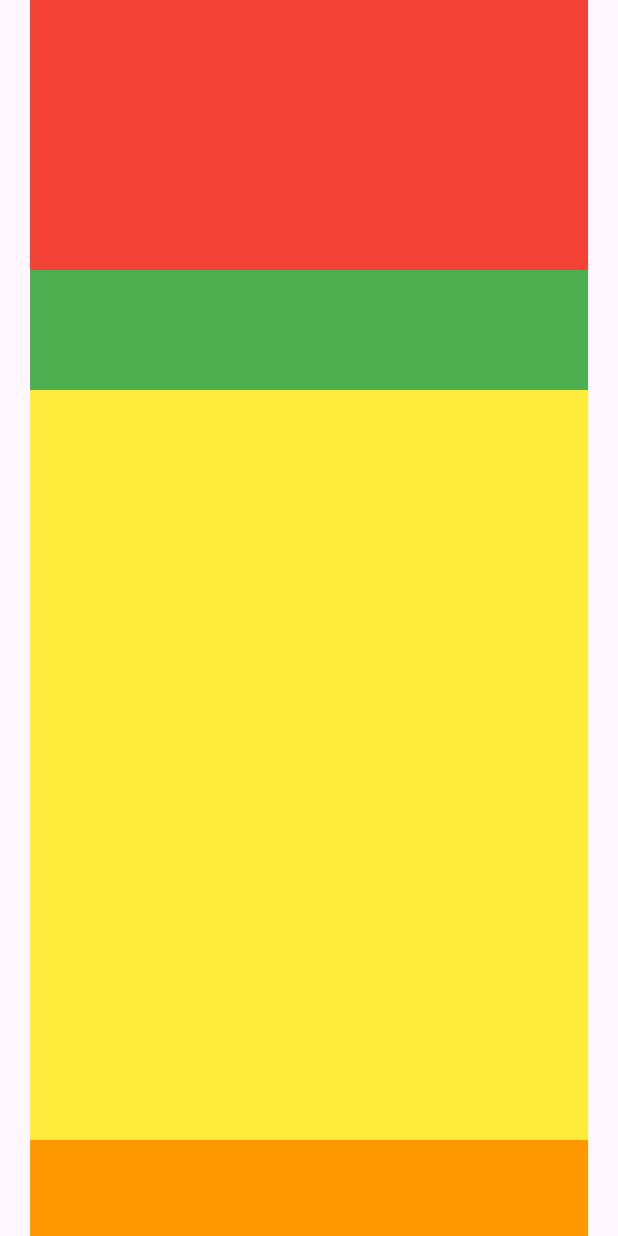
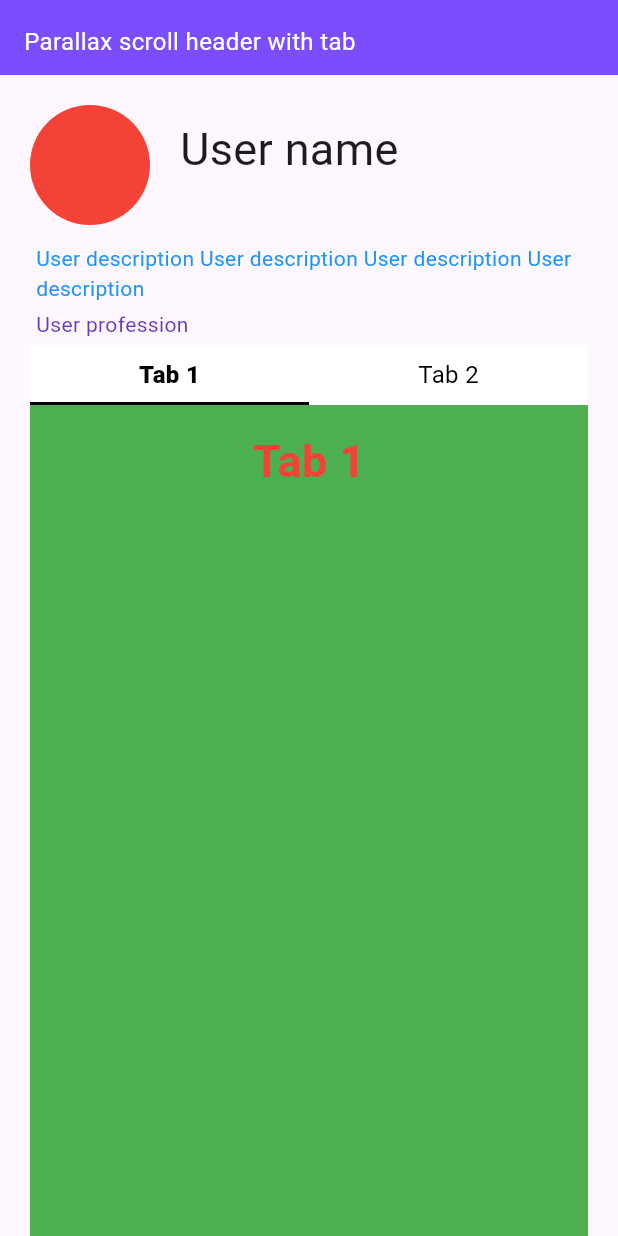
Before and after one commit to msgaba/Parallax-Scrolling-Header-with-Tab, a Flutter app: the screen it shows after launch, on a phone screen of 412 x 824 dp. Run offline on Flutter 3.47's test engine with Material 3 defaults, Android fonts, the phone set to English and light mode, and no system bars.

Commit message:
- minor ui fixes

```diff
--- a/lib/home.dart
+++ b/lib/home.dart
@@ -10,6 +10,11 @@ class Home extends StatefulWidget {
 class _HomeState extends State<Home> {
   final ScrollController _scrollController = ScrollController();
   double offset = 0.0;
+  int selectedTab = 0;
+  final double appBarHeight = 50;
+  final double profileHeight = 180;
+  final double tabLayoutHeight = 40;
+  final double tabHeight = 1000;
 
   @override
   void initState() {
@@ -22,9 +27,9 @@ class _HomeState extends State<Home> {
 
   @override
   Widget build(BuildContext context) {
-    return Material(
-        child: SafeArea(
-            child: Stack(
+    return Material(child: SafeArea(child: LayoutBuilder(
+      builder: (context, constraint) {
+        return Stack(
           children: [
             SingleChildScrollView(
               controller: _scrollController,
@@ -33,38 +38,178 @@ class _HomeState extends State<Home> {
                 child: Column(
                   children: [
                     Container(
-                                      height: 180,
-                                      color: Colors.red,
+                      height: appBarHeight,
+                      color: Colors.transparent,
+                    ),
+                    profile(constraint.maxWidth),
+                    Container(
+                      height: tabLayoutHeight,
+                      color: selectedTab == 0 ? Colors.green : Colors.yellow,
                     ),
                     Container(
-                                      height: 80,
-                                      color: Colors.yellow,
+                      height: tabHeight,
+                      width: constraint.maxWidth,
+                      color: selectedTab == 0 ? Colors.green : Colors.yellow,
+                      child: Align(
+                          alignment: Alignment.topCenter,
+                          child: Padding(
+                            padding: const EdgeInsets.only(top: 16),
+                            child: Text(
+                              "Tab ${selectedTab + 1}",
+                              style: const TextStyle(
+                                  color: Colors.red,
+                                  fontSize: 30,
+                                  fontWeight: FontWeight.w600),
                             ),
-                                    Container(
-                                      height: 500,
-                                      color: Colors.yellow,
-                                    ),
-                                    Container(
-                                      height: 500,
-                                      color: Colors.orange,
-                                    ),
-                                    Container(
-                                      height: 500,
-                                      color: Colors.blue,
-                                    ),
+                          )),
+                    )
                   ],
                 ),
               ),
             ),
             Padding(
-                  padding: EdgeInsets.only(top: 180 - offset >= 0 ? 180 - offset : 0, left: 20, right: 20),
+              padding: EdgeInsets.only(top: topMargin(), left: 20, right: 20),
+              child: tabLayout(constraint.maxWidth),
+            ),
+            Container(
+              padding: const EdgeInsets.all(16),
+              height: appBarHeight,
+              width: constraint.maxWidth,
+              color: Colors.deepPurpleAccent,
+              child: const Text(
+                "Parallax scroll header with tab",
+                style: TextStyle(color: Colors.white, fontSize: 16),
+              ),
+            ),
+          ],
+        );
+      },
+    )));
+  }
+
+  Widget profile(double width) {
+    return SizedBox(
+      height: profileHeight,
+      width: width,
+      child: Padding(
+        padding: const EdgeInsets.only(top: 20),
+        child: Column(
+          crossAxisAlignment: CrossAxisAlignment.start,
+          children: [
+            Row(
+              crossAxisAlignment: CrossAxisAlignment.start,
+              children: [
+                Container(
+                  height: 80,
+                  width: 80,
+                  decoration: const BoxDecoration(
+                      shape: BoxShape.circle, color: Colors.red),
+                ),
+                const SizedBox(
+                  width: 16,
+                ),
+                const Padding(
+                  padding: EdgeInsets.only(top: 8.0, left: 4),
+                  child: Text(
+                    "User name",
+                    style: TextStyle(fontSize: 30),
+                  ),
+                ),
+              ],
+            ),
+            const Padding(
+              padding: EdgeInsets.only(top: 12, left: 4),
+              child: Text(
+                "User description User description User description User description",
+                style: TextStyle(color: Colors.blue, fontSize: 14),
+              ),
+            ),
+            const Padding(
+              padding: EdgeInsets.only(top: 4, left: 4),
+              child: Text(
+                "User profession",
+                style: TextStyle(color: Colors.deepPurple, fontSize: 14),
+              ),
+            ),
+          ],
+        ),
+      ),
+    );
+  }
+
+  Widget tabLayout(double width) {
+    return Container(
+      child: Row(
+        children: [
+          GestureDetector(
+            onTap: () {
+              setState(() {
+                selectedTab = 0;
+              });
+            },
             child: Container(
-                    height: 80,
-                    color: Colors.green,
-                  ),
+                height: tabLayoutHeight,
+                width: (width - 40) / 2,
+                color: isStuckOnTop() ? Colors.deepPurpleAccent : Colors.white,
+                padding: const EdgeInsets.only(top: 8),
+                child: Column(
+                  mainAxisAlignment: MainAxisAlignment.spaceBetween,
+                  children: [
+                    Text("Tab 1",
+                        style: TextStyle(
+                            color: isStuckOnTop() ? Colors.white : Colors.black,
+                            fontSize: 16,
+                            fontWeight: selectedTab == 0
+                                ? FontWeight.w800
+                                : FontWeight.w400)),
+                    Divider(
+                      color: selectedTab == 0
+                          ? isStuckOnTop()
+                              ? Colors.white
+                              : Colors.black
+                          : Colors.transparent,
+                      height: 0,
+                      thickness: 2,
                     )
                   ],
-            )));
+                )),
+          ),
+          GestureDetector(
+            onTap: () {
+              setState(() {
+                selectedTab = 1;
+              });
+            },
+            child: Container(
+                height: tabLayoutHeight,
+                width: (width - 40) / 2,
+                color: isStuckOnTop() ? Colors.deepPurpleAccent : Colors.white,
+                padding: const EdgeInsets.only(top: 8),
+                child: Column(
+                  mainAxisAlignment: MainAxisAlignment.spaceBetween,
+                  children: [
+                    Text("Tab 2",
+                        style: TextStyle(
+                            color: isStuckOnTop() ? Colors.white : Colors.black,
+                            fontSize: 16,
+                            fontWeight: selectedTab == 1
+                                ? FontWeight.w800
+                                : FontWeight.w400)),
+                    Divider(
+                      color: selectedTab == 1
+                          ? isStuckOnTop()
+                              ? Colors.white
+                              : Colors.black
+                          : Colors.transparent,
+                      height: 0,
+                      thickness: 2,
+                    )
+                  ],
+                )),
+          ),
+        ],
+      ),
+    );
   }
 
   double screenHeight() {
@@ -72,4 +217,15 @@ class _HomeState extends State<Home> {
         .size
         .height;
   }
+
+  double topMargin() {
+    var topOffset = appBarHeight + profileHeight;
+    return profileHeight - offset >= 0
+        ? topOffset - offset
+        : appBarHeight;
   }
+
+  bool isStuckOnTop() {
+    return profileHeight - offset < 0 ;
+  }
+}
```
Lines whose indentation alone changed are shown as unchanged.
